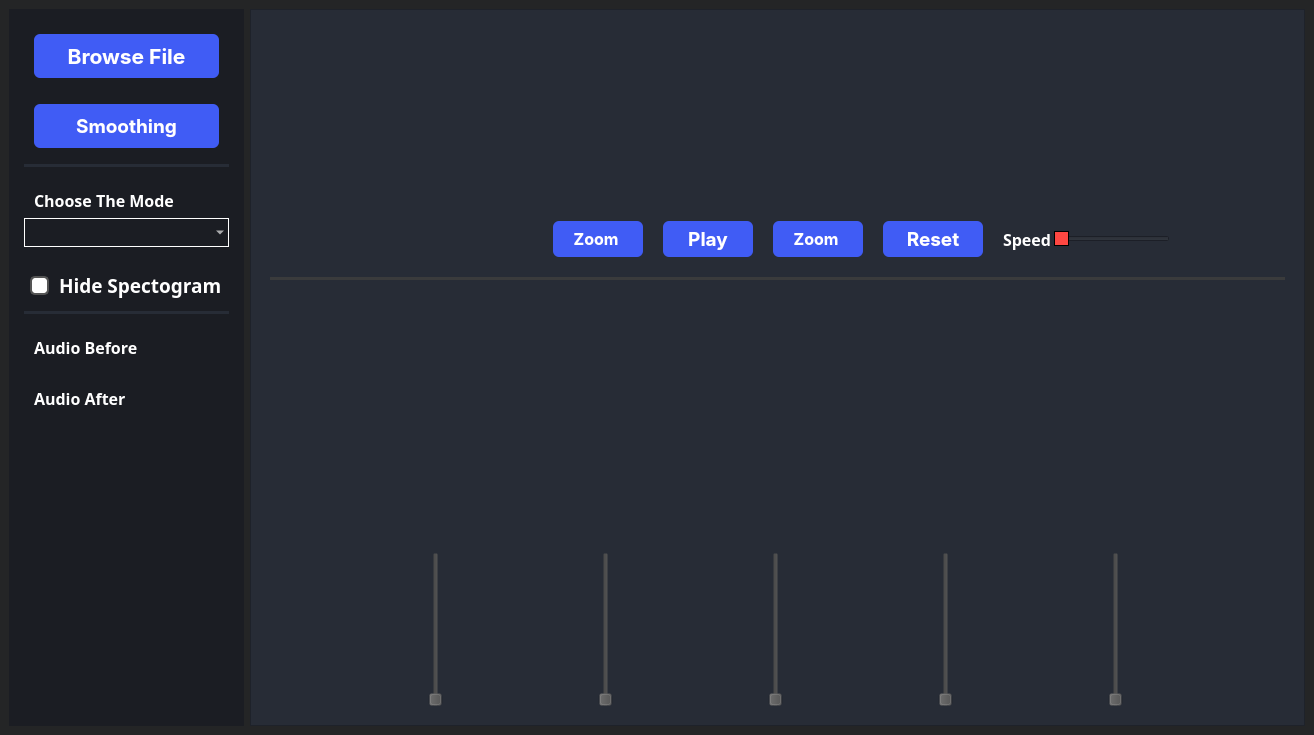
First picture: the form in MainWindow.ui, repository joyou159/Signal-Equalizer, before the edit.
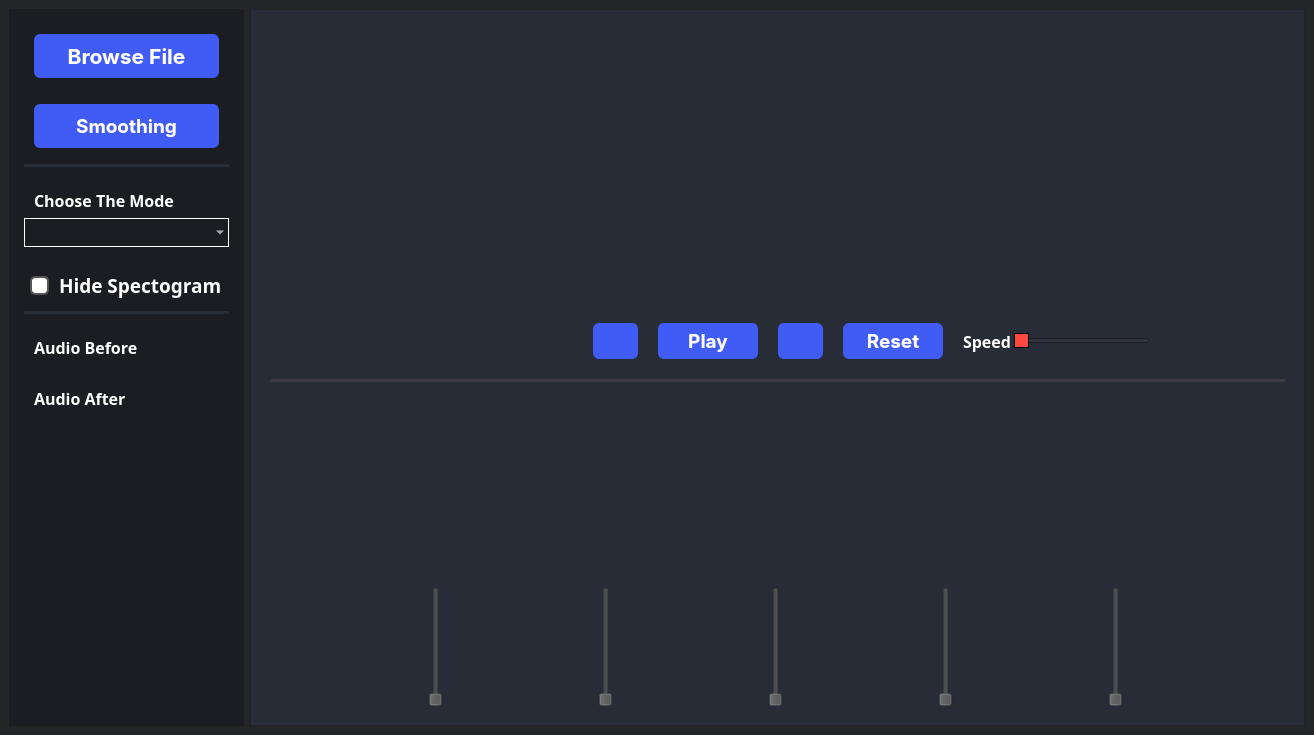
Second picture: the form after the edit. Icons and pictures are not drawn. Custom widgets are drawn as their Qt base class.

Diff of the .ui file:
```diff
--- a/MainWindow.ui
+++ b/MainWindow.ui
@@ -400,7 +400,7 @@
         </property>
         <layout class="QGridLayout" name="gridLayout_3">
          <item row="0" column="0">
-          <layout class="QVBoxLayout" name="mainbody" stretch="3,1">
+          <layout class="QVBoxLayout" name="mainbody" stretch="4,1">
            <property name="spacing">
             <number>6</number>
            </property>
@@ -411,7 +411,7 @@
             <number>10</number>
            </property>
            <item>
-            <layout class="QVBoxLayout" name="verticalGraphs" stretch="2,0,2">
+            <layout class="QVBoxLayout" name="verticalGraphs" stretch="2,0,1">
              <property name="spacing">
               <number>20</number>
              </property>
@@ -490,7 +490,7 @@
 user-select: none;
 -webkit-user-select: none;
 touch-action: manipulation;
-width: 70px; /* Reduced width to 200 pixels */
+width: 25px; /* Reduced width to 200 pixels */
 }
 QPushButton:hover{
 background-color: #283999;
@@ -500,7 +500,7 @@
 }</string>
                    </property>
                    <property name="text">
-                    <string>Zoom </string>
+                    <string/>
                    </property>
                    <property name="icon">
                     <iconset>
@@ -549,7 +549,7 @@
 user-select: none;
 -webkit-user-select: none;
 touch-action: manipulation;
-width: 70px; /* Reduced width to 200 pixels */
+width: 80px; /* Reduced width to 200 pixels */
 }
 QPushButton:hover{
 background-color: #283999;
@@ -608,7 +608,7 @@
 user-select: none;
 -webkit-user-select: none;
 touch-action: manipulation;
-width: 70px; /* Reduced width to 200 pixels */
+width: 25px; /* Reduced width to 200 pixels */
 }
 QPushButton:hover{
 background-color: #283999;
@@ -618,7 +618,7 @@
 }</string>
                    </property>
                    <property name="text">
-                    <string>Zoom </string>
+                    <string/>
                    </property>
                    <property name="icon">
                     <iconset>
```
Left out of the diff: 9 changed lines with no effect on the pictures.
